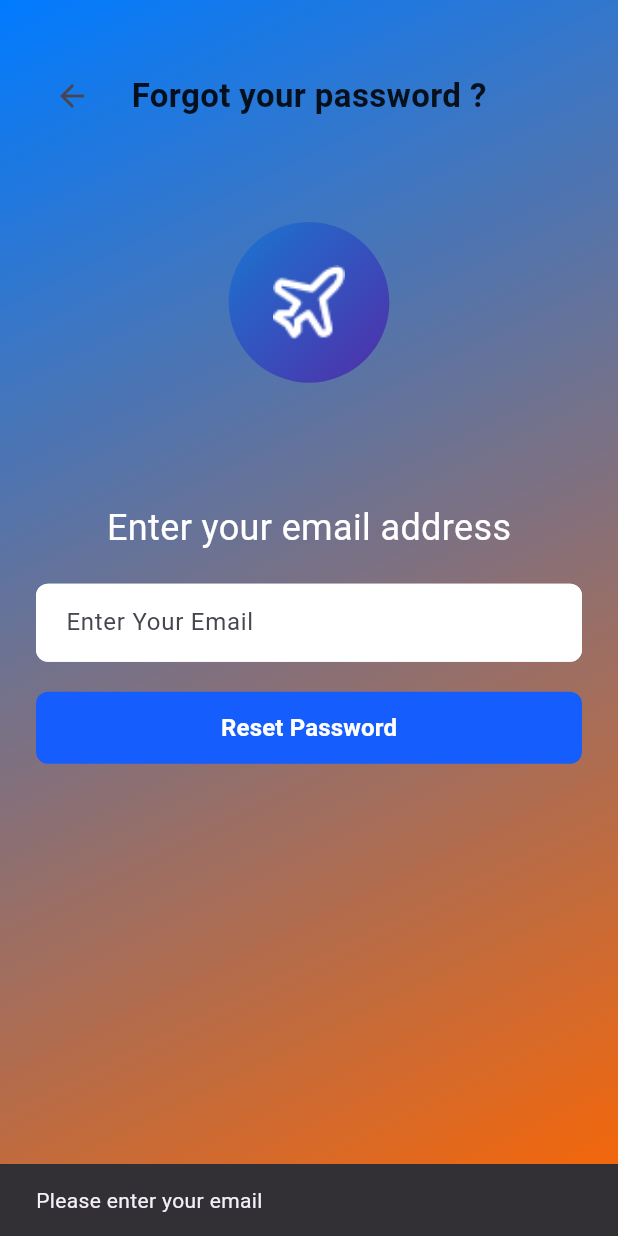
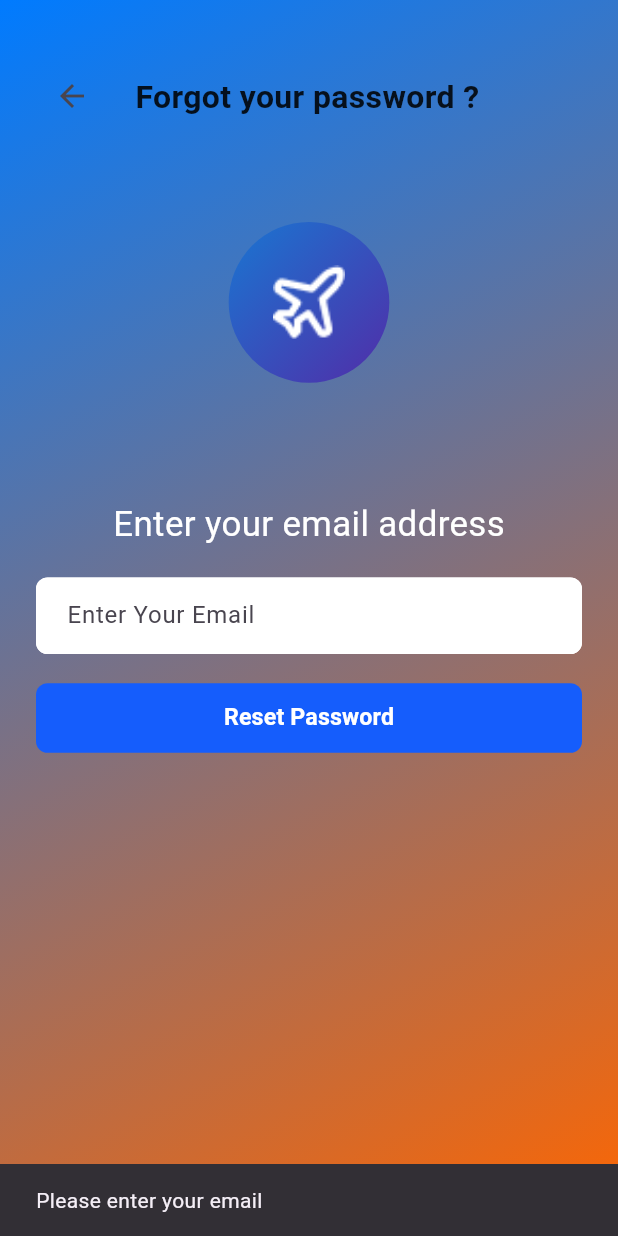
Before and after one commit to wyousry/Travel_-Hub, a Flutter app: the ForgotPasswordScreen screen opened by its route, after a tap on "Reset Password", on a phone screen of 412 x 824 dp. Run offline on Flutter 3.47's test engine with Material 3 defaults, Android fonts, the phone set to English and light mode, and no system bars; our stand-ins replace cached_network_image, carousel_slider, cloud_firestore, easy_localization, firebase_auth, firebase_core and 13 more; accounts and stored records are empty.

Commit message:
added responsive

```diff
--- a/lib/features/auth/forget_password/forget.dart
+++ b/lib/features/auth/forget_password/forget.dart
@@ -1,4 +1,5 @@
 import 'package:flutter/material.dart';
+import 'package:flutter_screenutil/flutter_screenutil.dart';
 import 'package:go_router/go_router.dart';
 import 'package:travel_hub/constant.dart';
 import 'package:travel_hub/core/utils/app_router.dart';
@@ -23,7 +24,6 @@ class _ForgotPasswordScreenState extends State<ForgotPasswordScreen> {
   }
 
   Future<void> _resetPassword() async {
-    //GoRouter.of(context).go(AppRouter.kVerifyOtpView);
     final email = _emailController.text.trim();
 
     if (email.isEmpty) {
@@ -37,7 +37,7 @@ class _ForgotPasswordScreenState extends State<ForgotPasswordScreen> {
 
     try {
       await FirebaseAuth.instance.sendPasswordResetEmail(email: email);
-      _showMessage("Password reset link has been sent to your email");
+      GoRouter.of(context).go(AppRouter.kSuccess);
     } on FirebaseAuthException catch (e) {
       if (e.code == 'user-not-found') {
         _showMessage("This email doesn't exist");
@@ -78,18 +78,18 @@ class _ForgotPasswordScreenState extends State<ForgotPasswordScreen> {
                       },
                       icon: const Icon(Icons.arrow_back),
                     ),
-                    const Expanded(
+                     Expanded(
                       child: Center(
                         child: Text(
                           'Forgot your password ?',
                           style: TextStyle(
-                            fontSize: 22,
+                            fontSize: 22.sp,
                             fontWeight: FontWeight.bold,
                           ),
                         ),
                       ),
                     ),
-                    const SizedBox(width: 48),
+                     SizedBox(width: 48.w),
                   ],
                 ),
                 const SizedBox(height: 60),
@@ -110,59 +110,59 @@ class _ForgotPasswordScreenState extends State<ForgotPasswordScreen> {
                     ),
                   ),
                 ),
-                const SizedBox(height: 80),
-                const Center(
+                 SizedBox(height: 80.h),
+                 Center(
                   child: Text(
                     'Enter your email address',
-                    style: TextStyle(fontSize: 24, color: kWhite),
+                    style: TextStyle(fontSize: 24.sp, color: kWhite),
                   ),
                 ),
-                const SizedBox(height: 20),
+                 SizedBox(height: 20.h),
                 TextField(
                   controller: _emailController,
                   keyboardType: TextInputType.emailAddress,
                   decoration: InputDecoration(
                     hintText: 'Enter Your Email',
-                    contentPadding: const EdgeInsets.symmetric(
-                      horizontal: 16,
-                      vertical: 14,
+                    contentPadding:  EdgeInsets.symmetric(
+                      horizontal: 16.w,
+                      vertical: 14.h,
                     ),
                     enabledBorder: OutlineInputBorder(
-                      borderRadius: BorderRadius.circular(8),
+                      borderRadius: BorderRadius.circular(8.r),
                       borderSide: const BorderSide(color: kWhite),
                     ),
                     focusedBorder: OutlineInputBorder(
-                      borderRadius: BorderRadius.circular(8),
-                      borderSide: const BorderSide(
+                      borderRadius: BorderRadius.circular(8.r),
+                      borderSide:  BorderSide(
                         color: kWhite,
-                        width: 1.2,
+                        width: 1.2.w,
                       ),
                     ),
                     filled: true,
                     fillColor: kWhite,
                   ),
                 ),
-                const SizedBox(height: 20),
+                 SizedBox(height: 20.h),
                 SizedBox(
                   width: double.infinity,
-                  height: 48,
+                  height: 48.h,
                   child: ElevatedButton(
                     onPressed: _loading ? null : _resetPassword,
                     style: ElevatedButton.styleFrom(
                       backgroundColor: kPriceColor,
                       foregroundColor: kWhite,
                       shape: RoundedRectangleBorder(
-                        borderRadius: BorderRadius.circular(8),
+                        borderRadius: BorderRadius.circular(8.r),
                       ),
                       elevation: 0,
                     ),
                     child: _loading
                         ? const CircularProgressIndicator(color: kWhite)
-                        : const Text(
+                        :  Text(
                             'Reset Password',
                             style: TextStyle(
                               fontWeight: FontWeight.w600,
-                              fontSize: 16,
+                              fontSize: 16.sp,
                             ),
                           ),
                   ),
```
